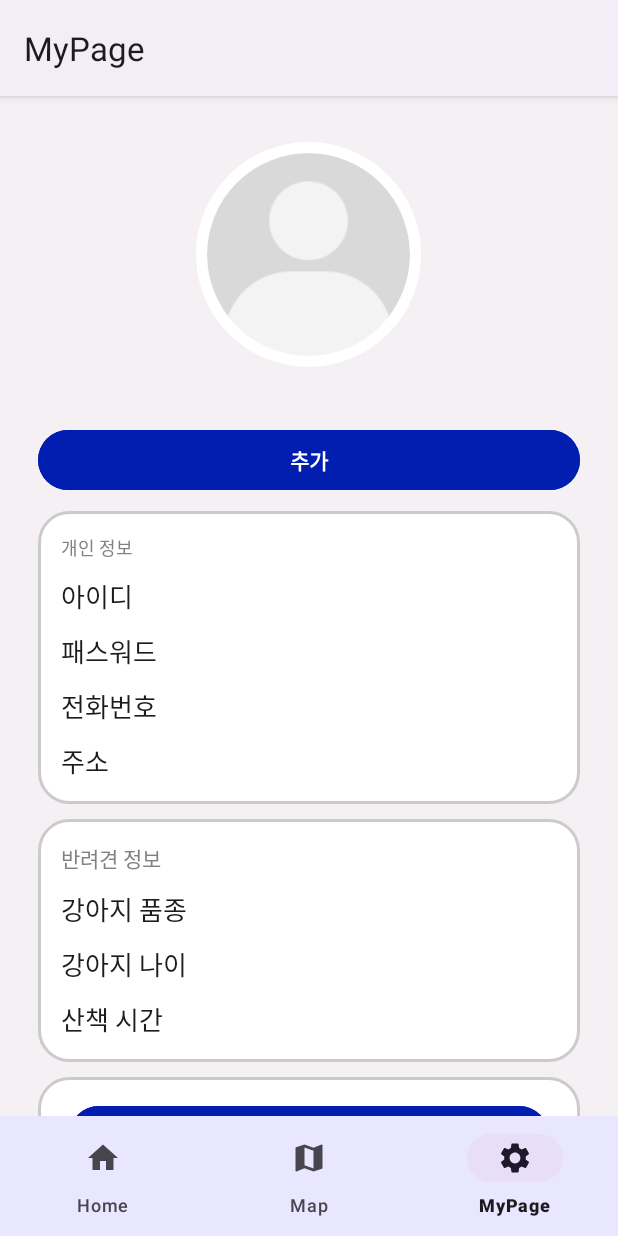
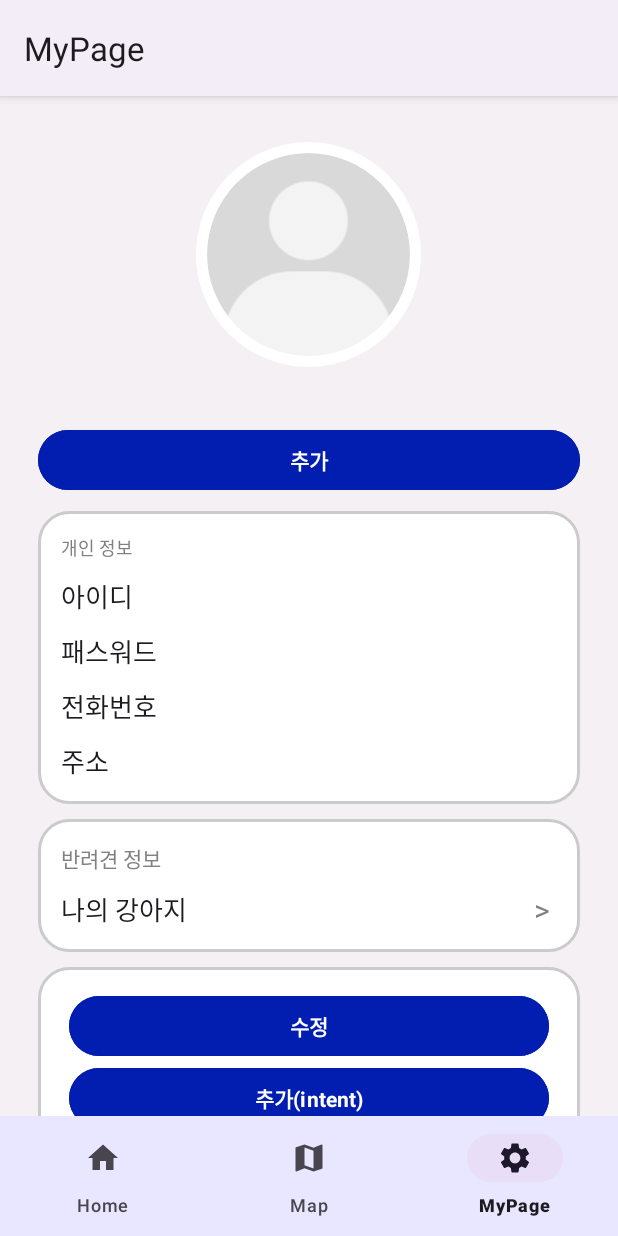
Before and after one commit to PARKMINGWAN/dogwalker, an Android app: the OwnerMyPageFragment screen opened through its navigation route, on a phone screen of 412 x 824 dp. Run offline under Robolectric (Android 15) with nearby library versions, the light colour scheme and no system bars; our stand-ins replace CircleImageView, Firebase (no records; nobody signed in at launch, a user with empty details on screens opened directly), navigation-ui; libraries missing offline, so code that uses them is left out: com.naver.maps; pictures from the network do not load.

Commit message:
2023-08-29 12:22 정예랑 MyDogList 나의 강아지 정보 리스트 추가

```diff
--- a/app/src/main/java/com/example/dogwalker/RegisterActivity.java
+++ b/app/src/main/java/com/example/dogwalker/RegisterActivity.java
@@ -70,6 +70,8 @@ public class RegisterActivity extends AppCompatActivity {
                            // account.setUserName(strName);
                             mDatabaseRef.child("UserAccount").child(user.getUid()).setValue(account);
                             Toast.makeText(RegisterActivity.this, "회원가입 성공.", Toast.LENGTH_SHORT).show();
+                            Intent intent = new Intent(getApplicationContext(),LoginActivity.class);
+                            startActivity(intent);
                         } else {
                             // If sign in fails, display a message to the user.
                             Log.w("join fail", "createUserWithEmail:failure", task.getException());
--- a/app/src/main/java/com/example/dogwalker/ui/mypage/OwnerMyPageFragment.java
+++ b/app/src/main/java/com/example/dogwalker/ui/mypage/OwnerMyPageFragment.java
@@ -13,7 +13,6 @@ import android.widget.Button;
 import android.widget.EditText;
 import android.widget.ImageView;
 import android.widget.ProgressBar;
-import android.widget.Spinner;
 import android.widget.TextView;
 import android.widget.Toast;
 
@@ -28,6 +27,7 @@ import com.bumptech.glide.Glide;
 import com.example.dogwalker.ApplicationList;
 import com.example.dogwalker.LoginSharedPreferencesManager;
 import com.example.dogwalker.MainActivity;
+import com.example.dogwalker.MyDogList;
 import com.example.dogwalker.OwnerMypageAdd;
 import com.example.dogwalker.Owner;
 import com.example.dogwalker.R;
@@ -62,13 +62,13 @@ public class OwnerMyPageFragment extends Fragment {
     Walker walker;
     DatabaseReference mDatabase;
 
-    TextView txtName, txtId, txtPwd, txtTel, txtAddr, txtBreed, txtDogAge, txtDogWalk;
+    TextView txtName, txtId, txtPwd, txtTel, txtAddr, txtMyDog, txtDogAge, txtDogWalk;
     String name, id, pwd, tel, addr, breed, dogage, dogwalk;
     String uid;
     private ProgressBar progressBar;
     StorageReference reference;
     Uri imgUrl;
-    Button btnImgInsert, btnUpdate, btnLogout, btnInsert, btnAdd, btnReservation;
+    Button btnImgInsert, btnUpdate, btnLogout, btnInsert, btnAdd, btnReservation,btnPayment;
     ImageView profileImg;
 
     EditText etName, etId, etPwd, etTel, etAddr, etBreed, etDogAge, etDogWalk;
@@ -88,14 +88,15 @@ public class OwnerMyPageFragment extends Fragment {
         btnUpdate = view.findViewById(R.id.btnUpdate);
         btnAdd = view.findViewById(R.id.btnAdd);
         btnReservation = view.findViewById(R.id.btnReservation);
+        btnPayment = view.findViewById(R.id.btnPayment);
         txtName = view.findViewById(R.id.txtName);
         txtId = view.findViewById(R.id.txtId);
         txtPwd = view.findViewById(R.id.txtPwd);
         txtTel = view.findViewById(R.id.txtTel);
         txtAddr = view.findViewById(R.id.txtAddr);
-        txtBreed = view.findViewById(R.id.txtBreed);
-        txtDogAge = view.findViewById(R.id.txtDogAge);
-        txtDogWalk = view.findViewById(R.id.txtDogWalk);
+        txtMyDog = view.findViewById(R.id.txtMyDog);
+//        txtDogAge = view.findViewById(R.id.txtDogAge);
+//        txtDogWalk = view.findViewById(R.id.txtDogWalk);
 
 
         mDatabase = FirebaseDatabase.getInstance().getReference("users");
@@ -136,16 +137,17 @@ public class OwnerMyPageFragment extends Fragment {
         etTel = dialogView.findViewById(R.id.etTel);
         etAddr = dialogView.findViewById(R.id.etAddr);
         etBreed = dialogView.findViewById(R.id.etBreed);
-        etDogAge = dialogView.findViewById(R.id.etDogAge);
-        etDogWalk = dialogView.findViewById(R.id.etDogWalk);
+//        etDogAge = dialogView.findViewById(R.id.etDogAge);
+//        etDogWalk = dialogView.findViewById(R.id.etDogWalk);
 
         btnReservation.setOnClickListener(new View.OnClickListener() {
             @Override
             public void onClick(View view) {
- Intent intent = new Intent(view.getContext(), ApplicationList.class);
- startActivity(intent);
+                 Intent intent = new Intent(view.getContext(), ApplicationList.class);
+                 startActivity(intent);
             }
         });
+
         btnImgInsert.setOnClickListener(new View.OnClickListener() {
             @Override
             public void onClick(View view) {
@@ -163,9 +165,9 @@ public class OwnerMyPageFragment extends Fragment {
                     txtAddr.setText(value.getAddr());
                     txtTel.setText(value.getTel());
                     txtPwd.setText(value.getPwd());
-                    txtBreed.setText(value.getBreed());
-                    txtDogAge.setText(value.getDog_age());
-                    txtDogWalk.setText(value.getDog_walk());
+//                    txtBreed.setText(value.getBreed());
+//                    txtDogAge.setText(value.getDog_age());
+//                    txtDogWalk.setText(value.getDog_walk());
                 } else {
 
                 }
@@ -175,8 +177,24 @@ public class OwnerMyPageFragment extends Fragment {
         btnAdd.setOnClickListener(new View.OnClickListener() {
             @Override
             public void onClick(View view) {
+                Intent intent = new Intent(getContext(), OwnerMypageAdd.class);
+                startActivity(intent);
 
-                Intent intent = new Intent(getContext(), OwnerMypageAdd.class);
+            }
+        });
+
+        btnPayment.setOnClickListener(new View.OnClickListener() {
+            @Override
+            public void onClick(View view) {
+
+            }
+        });
+
+        txtMyDog.setOnClickListener(new View.OnClickListener() {
+            @Override
+            public void onClick(View view) {
+                Log.d("111111","eeeeee");
+                Intent intent = new Intent(getContext(), MyDogList.class);
                 startActivity(intent);
 
             }
--- a/app/src/main/res/layout/fragment_home.xml
+++ b/app/src/main/res/layout/fragment_home.xml
@@ -4,8 +4,6 @@
     android:layout_width="match_parent"
     android:layout_height="match_parent"
     tools:context=".ui.home.HomeFragment">
-
-
 
     <androidx.recyclerview.widget.RecyclerView
         android:id="@+id/recyclerView"
--- a/app/src/main/res/layout/fragment_owner_mypage.xml
+++ b/app/src/main/res/layout/fragment_owner_mypage.xml
@@ -53,13 +53,11 @@
             android:layout_gravity="center"
             android:text="추가" />
 
-
         <RelativeLayout
             android:layout_marginTop="10dp"
             android:layout_width="match_parent"
             android:layout_height="wrap_content"
             android:background="@drawable/layout_background">
-
 
             <TextView
                 android:id="@+id/test0"
@@ -175,49 +173,25 @@
                     android:id="@+id/test8"
                     android:layout_width="wrap_content"
                     android:layout_height="wrap_content"
-                android:text="강아지 품종"
+                    android:text="나의 강아지"
                     android:layout_below="@id/test7"
+                    android:layout_marginBottom="15dp"
                     style="@style/fontKey" />
 
 
                 <TextView
-                android:id="@+id/txtBreed"
+                    android:id="@+id/txtMyDog"
                     android:layout_width="wrap_content"
-                android:layout_height="wrap_content" android:layout_alignTop="@+id/test8"
-                style="@style/fontValue" />
+                    android:layout_height="wrap_content"
+                    android:layout_alignTop="@+id/test8"
+                    style="@style/fontValue"
+                    android:linksClickable="true"
+                    android:textSize="20sp"
+                    android:text=">"
+                    android:layout_marginRight="20dp"
+                    />
 
 
-            <TextView
-                android:id="@+id/test9"
-                android:layout_width="wrap_content"
-                android:layout_height="wrap_content"
-                android:text="강아지 나이"
-                style="@style/fontKey"
-                android:layout_below="@+id/test8"/>
-
-            <TextView
-                android:id="@+id/txtDogAge"
-                android:layout_width="wrap_content"
-                android:layout_height="wrap_content" android:layout_alignTop="@+id/test9"
-                style="@style/fontValue"/>
-
-            <TextView
-                android:id="@+id/test10"
-                android:layout_width="wrap_content"
-                android:layout_height="wrap_content"
-                android:text="산책 시간"
-                android:layout_marginBottom="15dp"
-                style="@style/fontKey"
-                android:layout_below="@+id/test9"
-
-                />
-
-            <TextView
-                android:id="@+id/txtDogWalk"
-                android:layout_width="wrap_content"
-                android:layout_height="wrap_content"
-                android:layout_alignTop="@+id/test10"
-                style="@style/fontValue" />
 
 
 
@@ -255,6 +229,18 @@
                 android:layout_marginRight="10dp"
                 android:layout_height="wrap_content"
                 android:text="추가(intent)" />
+
+            <Button
+                android:id="@+id/btnPayment"
+                style="@style/btnTextStyle"
+                android:layout_width="320dp"
+                android:backgroundTint="#011EB1"
+                android:layout_gravity="center"
+                android:layout_marginLeft="10dp"
+                android:layout_marginRight="10dp"
+                android:layout_height="wrap_content"
+                android:text="결제" />
+
 
             <Button
                 android:id="@+id/btnimgInsert"
```
Also changed, not shown: app/src/main/java/com/example/dogwalker/MyDogAdapter.java (added, +62 -0 lines), app/src/main/java/com/example/dogwalker/MyDogList.java (added, +100 -0 lines), app/src/main/res/layout/activity_my_dog_list.xml (added, +30 -0 lines), app/src/main/res/layout/recycler_my_dog_list.xml (added, +89 -0 lines). Lines whose indentation alone changed are shown as unchanged.
